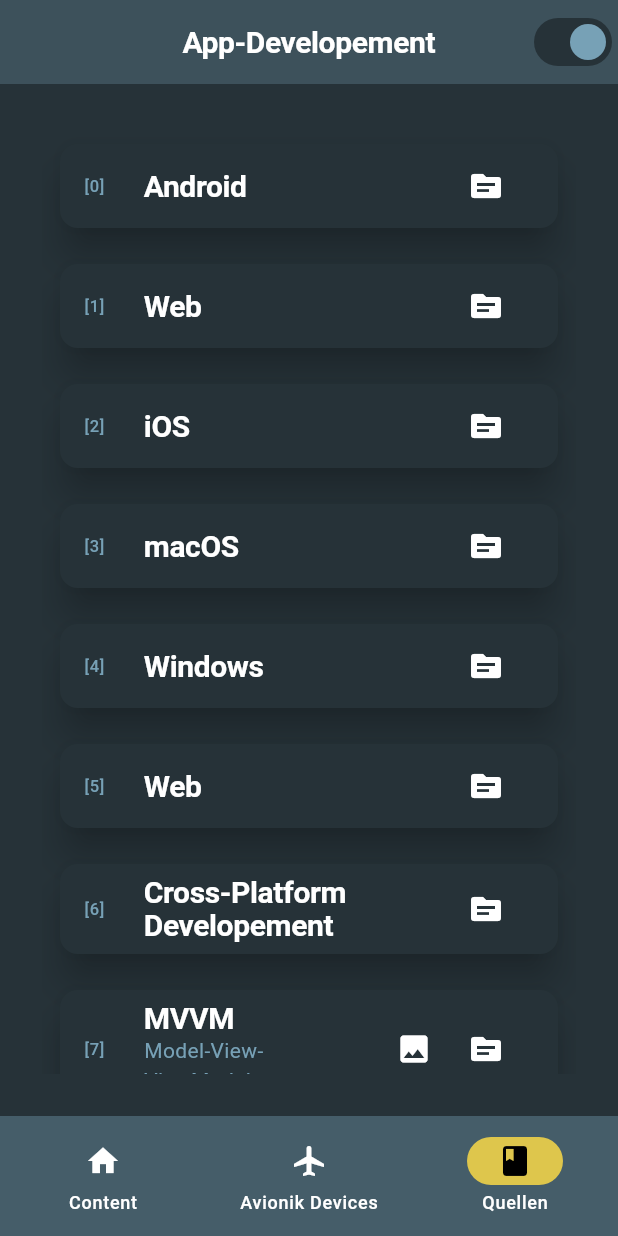
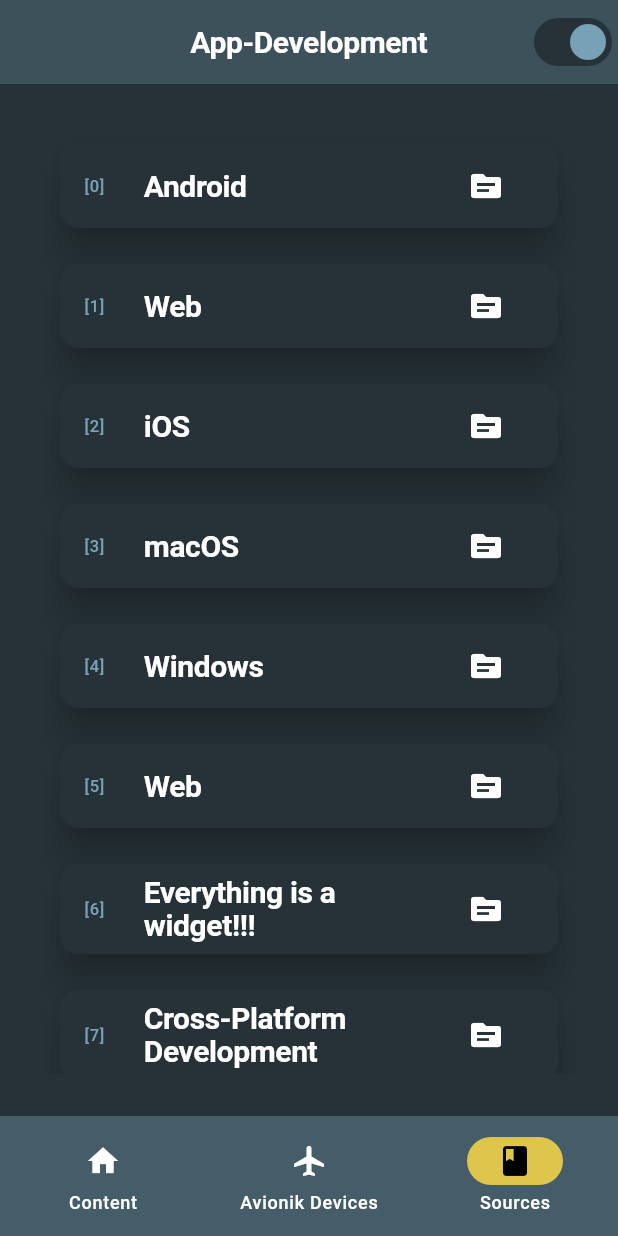
Before and after one commit to masebor/seminar_app, a Flutter app: the screen it shows after launch, item 3 of the bottom bar chosen, on a phone screen of 412 x 824 dp. Run offline on Flutter 3.47's test engine with Material 3 defaults, Android fonts, the phone set to English and light mode, and no system bars; our stand-ins replace cached_network_image, equatable, flutter_bloc; Roboto replaces fonts that are missing (Verdana).

Commit message:
feature: source optional, added content

```diff
--- a/lib/constants/strings.dart
+++ b/lib/constants/strings.dart
@@ -8,28 +8,33 @@ class Strings {
   static const String switchLight = "Switch to Lightmode";
   static const String switchDark = "Switch to Darkmode";
 
+  // youtube seminar
+  static const String youtubeSeminar = "https://www.youtube.com/user/info8uniwue";
+
   //play video
-  static const String playVideo = "Spiel das Video ab";
+  static const String playVideo = "Play the video";
+  // empty loading page
+  static const String emptyToolTipp = "Endless spinner for video";
 
   //source alertdialog
   static const String sourceAlertTitle = "Source";
-  static const String sourceAlertTextOne = "Willst du den Link zur Quelle aufrufen?";
+  static const String sourceAlertTextOne = "Want to follow the link to source?";
   static const String sourceAlertTextTwo = "";
-  static const String sourceAlertNo = "Nein";
-  static const String sourceAlertYes = "Ja";
-  static const String sourceAlertSourceLink = "Quellenlink";
-  static const String sourceAlertPicture = "Bild";
+  static const String sourceAlertNo = "No";
+  static const String sourceAlertYes = "Yes";
+  static const String sourceAlertSourceLink = "Source";
+  static const String sourceAlertImage = "Image";
 
   //Image loading from Url
-  static const String imageLoadingError = "Das Bild konnte nicht geladen werden!";
+  static const String imageLoadingError = "Couldn't load image!";
 
   //bottom NavigationBar
   static const String bottomNavBarContent = "Content";
   static const String bottomNavBarAvionik = "Avionik Devices";
-  static const String bottomNavBarSources = "Quellen";
+  static const String bottomNavBarSources = "Sources";
 
   //content
-  static const String contentTitle = "App-Developement";
+  static const String contentTitle = "App-Development";
   static const String contentIntro = "Intro";
   static const String contentDartInfo = "Dart";
   static const String contentFlutterInfo = "Flutter";
@@ -51,24 +56,37 @@ class Strings {
   static const String dartInfoSubtitleAOT = "Ahead-of-Time compilation";
   static const String dartInfoTitleJIT = "JIT";
   static const String dartInfoSubtitleJIT = "Just-in-Time compilation";
+  static const String dartInfoTitleWeb = "Dart Web";
+  static const String dartInfoSubtitleWeb = "JavaScript/WebAssembly";
+  static const String dartInfoTitleNullSafety = "Type Safety";
+  static const String dartInfoSubtitleNullSafety = "Sound null safety (since Dart 3)";
+  static const String dartInfoTitleVersatility = "Versatility";
+  static const String dartInfoSubtitleVersatility = "Front/Backend";
 
   //flutter info
-  static const String flutterInfoTitleCrossPlatform = "Cross-Platform Developement";
+  static const String flutterInfoTitleEverythingIsWidget = "Everything is a widget!!!";
+  static const String flutterInfoTitleCrossPlatform = "Cross-Platform Development";
+  static const String flutterInfoTitleDeclaratively = "Declarative";
+  static const String flutterInfoTitleReactive = "Reactive";
+  static const String flutterInfoSubtitleReactive = "UI = f(state)";
   static const String flutterInfoTitleMVVM = "MVVM";
   static const String flutterInfoSubtitleMVVM = "Model-View-ViewModel";
-  static const String flutterInfoTitlePOC= "POC";
+  static const String flutterInfoTitlePOC = "POC";
   static const String flutterInfoSubtitlePOC = "Proof of Concept";
 
   static const String flutterInfoTitleMVP = "MVP";
   static const String flutterInfoSubtitleMVP = "Minimum Viable Product";
 
   //install page
-  static const String howToInstall = "Wie installiere ich Flutter?";
+  static const String howToInstall = "How to install flutter?";
 
   //app building page
-  static const String howToBuildApp = "Flutter Grundlagen";
+  static const String howToBuildApp = "Flutter Basics";
 
   //conclusion
+  static const String conclusionTitleProAndCon = "Everything has Pro's and Con's";
+  static const String conclusionTitleFun = "Fun";
+  static const String conclusionTitleOneCode = "One code";
+  static const String conclusionTitleOpenSource = "Open Source";
 
-  static const String conclusionTitleProAndCon = "Alles hat vor und Nachteile";
 }
--- a/lib/data/sourceLists/source_list_conclusion.dart
+++ b/lib/data/sourceLists/source_list_conclusion.dart
@@ -5,5 +5,8 @@ class SourceListConclusion {
 
     static final List<CustomCard> sourceListConclusion = [
     const CustomCard(title: Strings.conclusionTitleProAndCon, source: ""),
+    const CustomCard(title: Strings.conclusionTitleOpenSource, source: ""),
+    const CustomCard(title: Strings.conclusionTitleOneCode, source: ""),
+    const CustomCard(title: Strings.conclusionTitleFun, source: ""),
   ];
 }
--- a/lib/data/sourceLists/source_list_dart_info.dart
+++ b/lib/data/sourceLists/source_list_dart_info.dart
@@ -5,6 +5,9 @@ class SourceListDartInfo {
   static final List<CustomCard> sourceListDartInfo = [
     const CustomCard(title: Strings.dartInfoTitleJIT, subtitle: Strings.dartInfoSubtitleJIT, source: "https://dart.dev/overview"),
     const CustomCard(title: Strings.dartInfoTitleAOT, subtitle: Strings.dartInfoSubtitleAOT, source: "https://dart.dev/overview"),
+    const CustomCard(title: Strings.dartInfoTitleWeb, subtitle: Strings.dartInfoSubtitleWeb, source: "https://dart.dev/overview"),
+    const CustomCard(title: Strings.dartInfoTitleNullSafety, subtitle: Strings.dartInfoSubtitleNullSafety, source: "https://dart.dev/null-safety"),
+    const CustomCard(title: Strings.dartInfoTitleVersatility, subtitle: Strings.dartInfoSubtitleVersatility, source: "https://dart.dev/language"),
 
   ];
 
--- a/lib/data/sourceLists/source_list_flutter_info.dart
+++ b/lib/data/sourceLists/source_list_flutter_info.dart
@@ -4,8 +4,21 @@ import 'package:seminar_app/utils/custom_card.dart';
 class SourceListFlutterInfo {
   static final List<CustomCard> sourceListFlutterInfo = [
     const CustomCard(
+      title: Strings.flutterInfoTitleEverythingIsWidget,
+      source: "https://docs.flutter.dev/ui/layout",
+    ),
+    const CustomCard(
       title: Strings.flutterInfoTitleCrossPlatform,
       source: "https://flutter.dev/multi-platform",
+    ),
+    const CustomCard(
+      title: Strings.flutterInfoTitleDeclaratively,
+      source: "https://docs.flutter.dev/data-and-backend/state-mgmt/declarative",
+    ),
+    const CustomCard(
+      title: Strings.flutterInfoTitleReactive,
+      subtitle: Strings.flutterInfoSubtitleReactive,
+      source: "https://docs.flutter.dev/resources/architectural-overview",
     ),
     const CustomCard(
       title: Strings.flutterInfoTitleMVVM,
--- a/lib/utils/check_if_null.dart
+++ b/lib/utils/check_if_null.dart
@@ -5,3 +5,7 @@ String checkIfNullString(String? val) {
     return "";
   }
 }
+
+bool checkIfSource(String? src) {
+  return (src != null) && (src != '');
+}
--- a/lib/utils/custom_card.dart
+++ b/lib/utils/custom_card.dart
@@ -7,7 +7,7 @@ class CustomCard extends StatelessWidget {
   final String title;
   final String? subtitle;
   final String? pathString;
-  final String source;
+  final String? source;
   final VoidCallback? tapMe;
   const CustomCard({
     super.key,
@@ -15,7 +15,7 @@ class CustomCard extends StatelessWidget {
     required this.title,
     this.subtitle,
     this.pathString,
-    required this.source,
+    this.source,
     this.tapMe,
   });
 
--- a/lib/utils/custom_empty_loading_page.dart
+++ b/lib/utils/custom_empty_loading_page.dart
@@ -1,4 +1,5 @@
 import 'package:flutter/material.dart';
+import 'package:seminar_app/constants/strings.dart';
 
 class CustomEmptyLoadingPage extends StatelessWidget {
   const CustomEmptyLoadingPage({super.key});
@@ -9,12 +10,16 @@ class CustomEmptyLoadingPage extends StatelessWidget {
     return Scaffold(
       appBar: AppBar(),
       body: Center(
-        child: SizedBox(
-            width: 20,
-            height: 20,
+        child: Tooltip(
+          message: Strings.emptyToolTipp,
+          child: SizedBox(
+            width: 30,
+            height: 30,
             child: CircularProgressIndicator(
-              color: themData.colorScheme.onPrimary,
-            )),
+                color: themData.colorScheme.onPrimary,
+              ),
+          ),
+        ),
       ),
     );
   }
--- a/lib/utils/custom_list_tile_no_subtitle.dart
+++ b/lib/utils/custom_list_tile_no_subtitle.dart
@@ -7,11 +7,10 @@ import 'package:seminar_app/utils/custom_image_dialog.dart';
 class CustomListTileNoSubtitle extends StatelessWidget {
   final String? leading;
   final String title;
-  final String source;
+  final String? source;
   final String? pathString;
   final VoidCallback? tapMe;
-  const CustomListTileNoSubtitle(
-      {super.key, this.leading, required this.title, this.pathString, required this.source, this.tapMe});
+  const CustomListTileNoSubtitle({super.key, this.leading, required this.title, this.pathString, this.source, this.tapMe});
 
   @override
   Widget build(BuildContext context) {
@@ -29,7 +28,7 @@ class CustomListTileNoSubtitle extends StatelessWidget {
         children: [
           pathString != null
               ? IconButton(
-                  tooltip: Strings.sourceAlertPicture,
+                  tooltip: Strings.sourceAlertImage,
                   onPressed: () async {
                     await showDialog(
                       context: context,
@@ -40,19 +39,19 @@ class CustomListTileNoSubtitle extends StatelessWidget {
                   },
                   icon: const Icon(Icons.photo))
               : Container(),
-          IconButton(
+          checkIfSource(source) ? IconButton(
             tooltip: Strings.sourceAlertSourceLink,
             onPressed: () {
               showDialog(
                   context: context,
                   builder: (BuildContext context) {
-                    return AlertdialogSource(source: source);
+                    return AlertdialogSource(source: source.toString());
                   });
             },
             icon: const Icon(
               Icons.source,
             ),
-          ),
+          ) : Container(),
         ],
       ),
       textColor: themeData.colorScheme.onPrimary,
--- a/lib/utils/custom_list_tile_with_subtitle.dart
+++ b/lib/utils/custom_list_tile_with_subtitle.dart
@@ -8,11 +8,11 @@ class CustomListTileWithSubtitle extends StatelessWidget {
   final String? leading;
   final String title;
   final String? subtitle;
-  final String source;
+  final String? source;
   final String? pathString;
   final VoidCallback? tapMe;
   const CustomListTileWithSubtitle(
-      {super.key, this.leading, required this.title, this.subtitle, this.pathString, required this.source, this.tapMe});
+      {super.key, this.leading, required this.title, this.subtitle, this.pathString, this.source, this.tapMe});
 
   @override
   Widget build(BuildContext context) {
@@ -31,7 +31,7 @@ class CustomListTileWithSubtitle extends StatelessWidget {
         children: [
           pathString != null
               ? IconButton(
-                  tooltip: Strings.sourceAlertPicture,
+                  tooltip: Strings.sourceAlertImage,
                   onPressed: () async {
                     await showDialog(
                       context: context,
@@ -42,20 +42,20 @@ class CustomListTileWithSubtitle extends StatelessWidget {
                   },
                   icon: const Icon(Icons.photo))
               : Container(),
-          IconButton(
+          checkIfSource(source) ? IconButton(
             tooltip: Strings.sourceAlertSourceLink,
             onPressed: () {
               showDialog(
                 context: context,
                 builder: (BuildContext context) {
-                  return AlertdialogSource(source: source);
+                  return AlertdialogSource(source: source.toString());
                 },
               );
             },
             icon: const Icon(
               Icons.source,
             ),
-          ),
+          ) : Container(),
         ],
       ),
       textColor: themeData.colorScheme.onPrimary,
--- a/lib/utils/custom_play_page.dart
+++ b/lib/utils/custom_play_page.dart
@@ -27,8 +27,8 @@ class CustomPlayPage extends StatelessWidget {
         child: Padding(
           padding: const EdgeInsets.all(28.0),
           child: SizedBox(
-            width: screenWidth,
-            height: screenHeight,
+            width: screenWidth * 0.7,
+            height: screenHeight* 0.4,
             child: Card(
               color: themeData.colorScheme.primary,
               margin: const EdgeInsets.all(12),
@@ -38,7 +38,6 @@ class CustomPlayPage extends StatelessWidget {
                   leading: IconButton(
                     tooltip: Strings.playVideo,
                     onPressed: () {
-                      Future.delayed(const Duration(seconds: 5));
                       Navigator.of(context).pushNamed("/empty_loading");
                     },
                     icon: const Icon(
```
Also changed, not shown: lib/utils/alertdialog_source.dart (+18 -5 lines).
